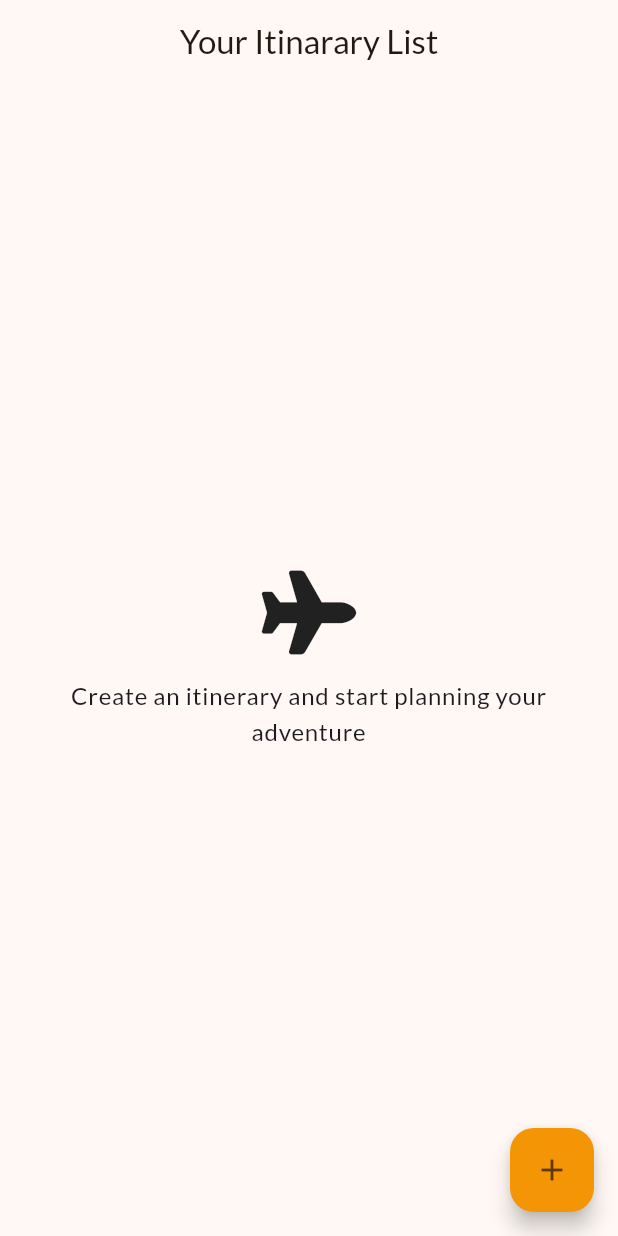
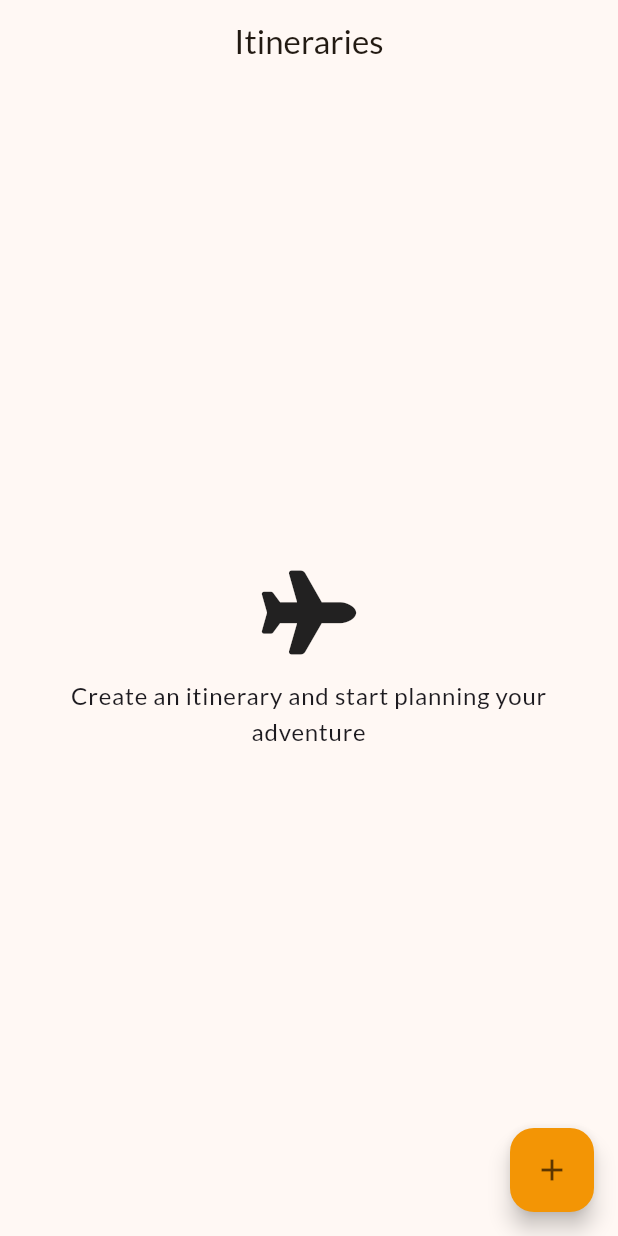
Before and after one commit to adityasinghborana/wannoo, a Flutter app: the Saved screen opened directly, on a phone screen of 412 x 824 dp. Run offline on Flutter 3.47's test engine with Material 3 defaults, Android fonts, the light colour scheme and no system bars; our stand-ins replace animated_splash_screen, dio, firebase_auth, firebase_core, flutter_svg, flutter_widget_from_html and 10 more; missing offline and left inert: auraa_ui, flutter_stripe; accounts and stored records are empty; generated files the repository leaves out were written again; network calls fail.

Commit message:
UI tweaks

```diff
--- a/wannoo/lib/Components/experiences_list_view.dart
+++ b/wannoo/lib/Components/experiences_list_view.dart
@@ -17,7 +17,7 @@ class ExperiencesListview extends StatelessWidget {
   @override
   Widget build(BuildContext context) {
     return SizedBox(
-      height: 216,
+      height: MediaQuery.textScalerOf(context).scale(220),
       child: Obx(() {
         List<ExperiencesModel> filteredTours =
             homePageController.experiences.where((tour) {
--- a/wannoo/lib/Components/places_card.dart
+++ b/wannoo/lib/Components/places_card.dart
@@ -22,7 +22,7 @@ class PlacesCard extends StatelessWidget {
   @override
   Widget build(BuildContext context) {
     return Container(
-      height: 140,
+      height: MediaQuery.textScalerOf(context).scale(140),
       padding: const EdgeInsets.symmetric(horizontal: 16),
       child: InkWell(
         borderRadius: BorderRadius.circular(12),
--- a/wannoo/lib/homepage/presentation_layer/screens/saved.dart
+++ b/wannoo/lib/homepage/presentation_layer/screens/saved.dart
@@ -16,7 +16,7 @@ class Saved extends StatelessWidget {
     return Scaffold(
       appBar: AppBar(
         centerTitle: true,
-        title: const Text("Your Itinarary List"),
+        title: const Text("Itineraries"),
       ),
       body: Obx(
         () => homePageController.itinararyList.isNotEmpty
--- a/wannoo/lib/itinarary/presentation_layer/Itinarary_screen.dart
+++ b/wannoo/lib/itinarary/presentation_layer/Itinarary_screen.dart
@@ -49,7 +49,6 @@ class ItinararyScreen extends StatelessWidget {
                 scrollDirection: Axis.vertical,
                 itemCount: itinararyController.savedTours.length,
                 itemBuilder: (context, index) {
-                  print(itinararyController.savedTours.length);
                   return InkWell(
                     onTap: () {
                       Get.toNamed(AppRoutes.placedetails, parameters: {
```
Also changed, not shown: wannoo/lib/bookings/presentation_layer/previous_bookings.dart (+9 -8 lines), 8 other files.
